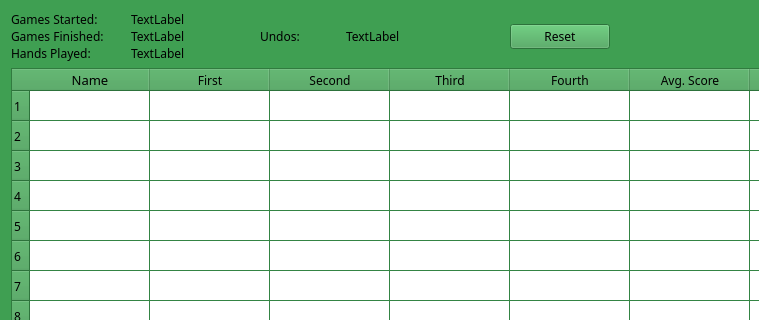
First picture: the form in statistics.ui, repository Rescator7/Hearts2, before the edit; both pictures show x 0 to 759 and y 0 to 320 of the 870 by 600 pixel window.
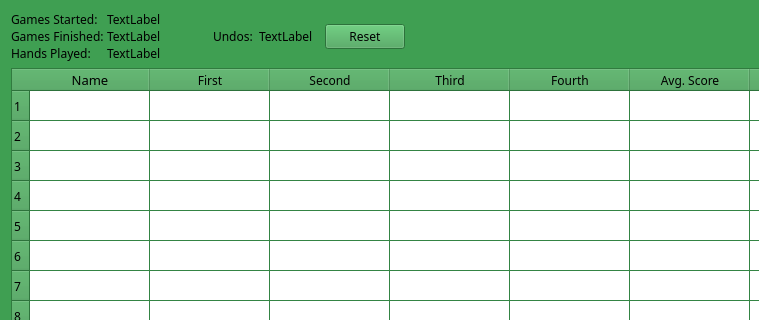
Second picture: the form after the edit.

The edit to the form file:
```diff
--- a/statistics.ui
+++ b/statistics.ui
@@ -1230,6 +1230,12 @@
      </item>
      <item>
       <widget class="QLabel" name="label_undos">
+       <property name="minimumSize">
+        <size>
+         <width>60</width>
+         <height>0</height>
+        </size>
+       </property>
        <property name="maximumSize">
         <size>
          <width>200</width>
@@ -1262,7 +1268,7 @@
           </size>
          </property>
          <property name="text">
-          <string>Games Started:</string>
+          <string>Games Started: </string>
          </property>
          <property name="alignment">
           <set>Qt::AlignLeading|Qt::AlignLeft|Qt::AlignVCenter</set>
@@ -1273,7 +1279,7 @@
         <widget class="QLabel" name="label_games_started">
          <property name="minimumSize">
           <size>
-           <width>60</width>
+           <width>100</width>
            <height>0</height>
           </size>
          </property>
@@ -1295,7 +1301,7 @@
           </size>
          </property>
          <property name="text">
-          <string>Games Finished:</string>
+          <string>Games Finished: </string>
          </property>
          <property name="alignment">
           <set>Qt::AlignLeading|Qt::AlignLeft|Qt::AlignVCenter</set>
@@ -1306,7 +1312,7 @@
         <widget class="QLabel" name="label_games_finished">
          <property name="minimumSize">
           <size>
-           <width>60</width>
+           <width>100</width>
            <height>0</height>
           </size>
          </property>
@@ -1342,7 +1348,7 @@
         <widget class="QLabel" name="label_hands_played">
          <property name="minimumSize">
           <size>
-           <width>60</width>
+           <width>100</width>
            <height>0</height>
           </size>
          </property>
@@ -1355,6 +1361,19 @@
      </item>
     </layout>
    </item>
+   <item row="0" column="3">
+    <spacer name="horizontalSpacer">
+     <property name="orientation">
+      <enum>Qt::Horizontal</enum>
+     </property>
+     <property name="sizeHint" stdset="0">
+      <size>
+       <width>40</width>
+       <height>20</height>
+      </size>
+     </property>
+    </spacer>
+   </item>
   </layout>
  </widget>
  <resources/>
```
Left out of the diff: 13 changed lines with no effect on the pictures.
